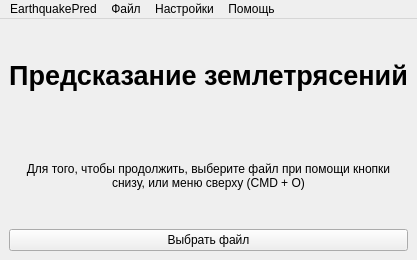
Qt form ui/open.ui (diamlx/earthquake) before a commit.
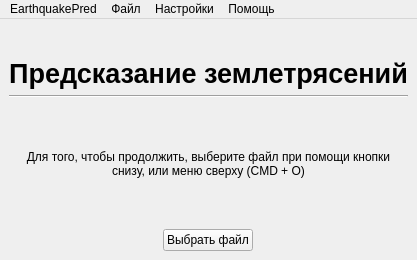
The same form after that commit.

```diff
--- a/ui/open.ui
+++ b/ui/open.ui
@@ -15,10 +15,29 @@
   </property>
   <widget class="QWidget" name="centralwidget">
    <layout class="QVBoxLayout" name="verticalLayout">
+    <item>
+     <spacer name="horizontalSpacer">
+      <property name="orientation">
+       <enum>Qt::Horizontal</enum>
+      </property>
+      <property name="sizeHint" stdset="0">
+       <size>
+        <width>40</width>
+        <height>30</height>
+       </size>
+      </property>
+     </spacer>
+    </item>
     <item>
      <layout class="QVBoxLayout" name="verticalLayout_2">
       <item>
        <widget class="QLabel" name="label">
+        <property name="sizePolicy">
+         <sizepolicy hsizetype="Preferred" vsizetype="Fixed">
+          <horstretch>0</horstretch>
+          <verstretch>0</verstretch>
+         </sizepolicy>
+        </property>
         <property name="font">
          <font>
           <pointsize>20</pointsize>
@@ -34,6 +53,13 @@
         </property>
        </widget>
       </item>
+      <item>
+       <widget class="Line" name="line">
+        <property name="orientation">
+         <enum>Qt::Horizontal</enum>
+        </property>
+       </widget>
+      </item>
       <item>
        <widget class="QLabel" name="openText">
         <property name="text">
@@ -47,8 +73,14 @@
         </property>
        </widget>
       </item>
-      <item>
+      <item alignment="Qt::AlignHCenter">
        <widget class="QPushButton" name="openButton">
+        <property name="sizePolicy">
+         <sizepolicy hsizetype="Fixed" vsizetype="Fixed">
+          <horstretch>0</horstretch>
+          <verstretch>0</verstretch>
+         </sizepolicy>
+        </property>
         <property name="text">
          <string>Выбрать файл</string>
         </property>
```
Left out of the diff: 2 changed lines with no effect on the pictures.
